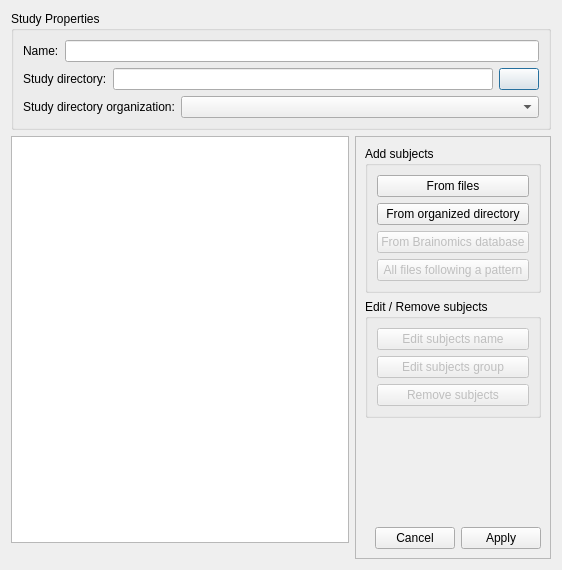
This is morphologist/core/gui/ui/study_editor_widget.ui in brainvisa/morphologist as Qt 5 draws it before an edit. The edited form follows.
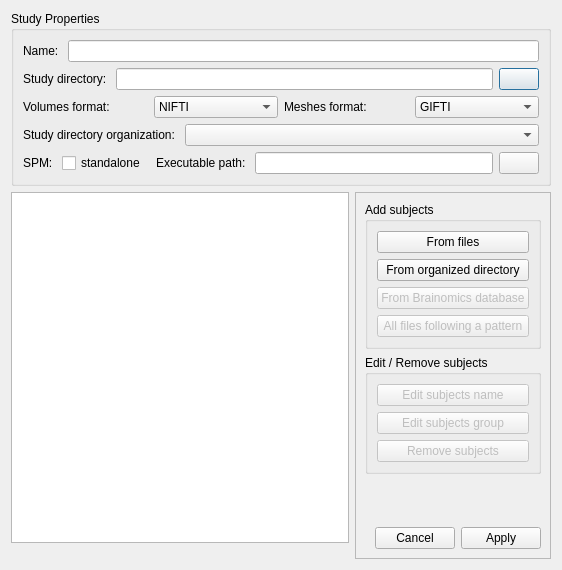
This is the edited form. Icons and pictures are not drawn.

Commit message: ENH: attempt to add new studyconfig params in study editor. Not completely working yet.

Diff of the .ui file:
```diff
--- a/morphologist/core/gui/ui/study_editor_widget.ui
+++ b/morphologist/core/gui/ui/study_editor_widget.ui
@@ -28,7 +28,7 @@
         <item>
          <widget class="QLabel" name="studyname_label">
           <property name="text">
-           <string>Name:</string>
+           <string>Name: </string>
           </property>
          </widget>
         </item>
@@ -42,7 +42,7 @@
         <item>
          <widget class="QLabel" name="output_directory_label">
           <property name="text">
-           <string>Study directory:</string>
+           <string>Study directory: </string>
           </property>
          </widget>
         </item>
@@ -62,6 +62,67 @@
         </item>
        </layout>
       </item>
+      <item>
+       <layout class="QHBoxLayout" name="horizontalLayout_4">
+        <item>
+         <widget class="QLabel" name="volume_format_label">
+          <property name="text">
+           <string>Volumes format: </string>
+          </property>
+         </widget>
+        </item>
+        <item>
+         <widget class="QComboBox" name="volume_format_combobox">
+          <item>
+           <property name="text">
+            <string>NIFTI</string>
+           </property>
+          </item>
+          <item>
+           <property name="text">
+            <string>NIFTI gz</string>
+           </property>
+          </item>
+          <item>
+           <property name="text">
+            <string>MINC</string>
+           </property>
+          </item>
+          <item>
+           <property name="text">
+            <string>GIS</string>
+           </property>
+          </item>
+         </widget>
+        </item>
+        <item>
+         <widget class="QLabel" name="mesh_format_label">
+          <property name="text">
+           <string>Meshes format: </string>
+          </property>
+         </widget>
+        </item>
+        <item>
+         <widget class="QComboBox" name="mesh_format_combobox">
+          <item>
+           <property name="text">
+            <string>GIFTI</string>
+           </property>
+          </item>
+          <item>
+           <property name="text">
+            <string>MESH</string>
+           </property>
+          </item>
+          <item>
+           <property name="text">
+            <string>PLY</string>
+           </property>
+          </item>
+         </widget>
+        </item>
+       </layout>
+      </item>
       <item>
        <layout class="QHBoxLayout" name="horizontalLayout_5">
         <item>
@@ -73,7 +134,7 @@
            </sizepolicy>
           </property>
           <property name="text">
-           <string>Study directory organization:</string>
+           <string>Study directory organization: </string>
           </property>
          </widget>
         </item>
@@ -82,6 +143,45 @@
         </item>
        </layout>
       </item>
+      <item>
+       <layout class="QHBoxLayout" name="horizontalLayout_6">
+        <item>
+         <widget class="QLabel" name="spm_label">
+          <property name="text">
+           <string>SPM: </string>
+          </property>
+         </widget>
+        </item>
+        <item>
+         <widget class="QCheckBox" name="spm_standalone_checkbox">
+          <property name="text">
+           <string>standalone </string>
+          </property>
+         </widget>
+        </item>
+        <item>
+         <widget class="QLabel" name="spm_exec_label">
+          <property name="text">
+           <string>Executable path: </string>
+          </property>
+         </widget>
+        </item>
+        <item>
+         <widget class="QLineEdit" name="spm_exec_lineedit"/>
+        </item>
+        <item>
+         <widget class="QPushButton" name="spm_exec_button">
+          <property name="text">
+           <string/>
+          </property>
+          <property name="icon">
+           <iconset resource="../../../../resources/morphologist.qrc">
+            <normaloff>:/icons/open.png</normaloff>:/icons/open.png</iconset>
+          </property>
+         </widget>
+        </item>
+       </layout>
+      </item>
      </layout>
     </widget>
    </item>
```
Left out of the diff: 12 changed lines with no effect on the pictures. The commit also changes 3 other files.
